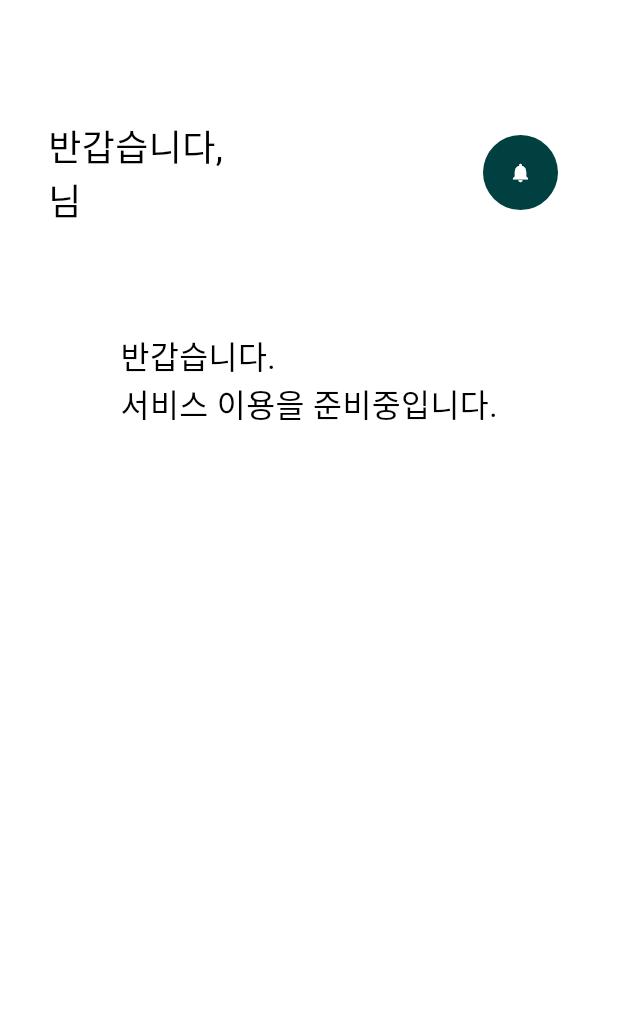
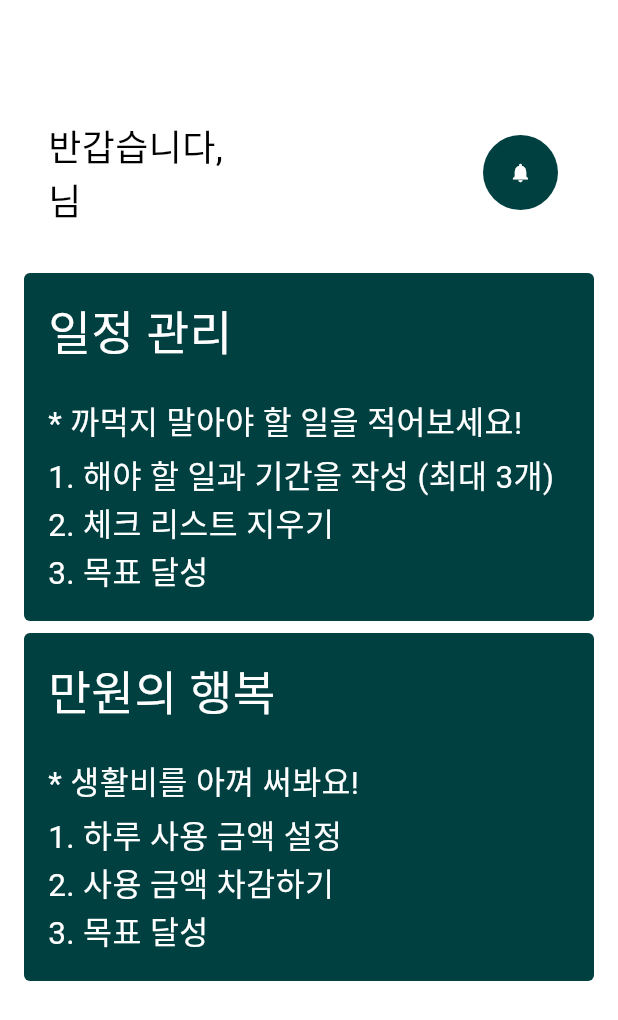
Before and after one commit to lepenseur-kjh/dkvjeh-flutter, a Flutter app: the HomePage screen opened directly, on a phone screen of 412 x 824 dp. Shown: the top 1020 px of the screen. Run offline on Flutter 3.47's test engine with Material 3 defaults, Android fonts, the phone set to English and light mode, and no system bars; our stand-ins replace cloud_firestore, dartz, firebase_auth, firebase_core, flutter_bloc, flutter_dotenv and 4 more; missing offline and left inert: kakao_flutter_sdk_user; accounts and stored records are empty; generated files the repository leaves out were written again; network calls fail; Roboto replaces fonts that are missing (EastSeaDokdo).

Commit message:
Feat: 홈화면 (일정관리, 만원의행복)

```diff
--- a/lib/presentation/auth/pages/input_userinfo_page.dart
+++ b/lib/presentation/auth/pages/input_userinfo_page.dart
@@ -9,6 +9,7 @@ import 'package:dkejvh/domain/auth/usecases/sign_up.dart';
 import 'package:dkejvh/presentation/auth/bloc/birth_date_selection_cubit.dart';
 import 'package:dkejvh/presentation/auth/bloc/gender_selection_cubit.dart';
 import 'package:dkejvh/presentation/auth/pages/guide_page.dart';
+import 'package:dkejvh/service_locator.dart';
 import 'package:flutter/material.dart';
 import 'package:flutter_bloc/flutter_bloc.dart';
 
@@ -224,7 +225,7 @@ class InputUserinfoPage extends StatelessWidget {
                 command.createdAt = DateTime.now();
                 // request body 설정
                 context.read<ButtonStateCubit>().execute(
-                      usecase: SignUpUseCase(),
+                      usecase: sl<SignUpUseCase>(),
                       params: command,
                     );
               },
--- a/lib/presentation/auth/pages/sign_in_page.dart
+++ b/lib/presentation/auth/pages/sign_in_page.dart
@@ -8,6 +8,7 @@ import 'package:dkejvh/data/auth/models/user_sign_in_request.dart';
 import 'package:dkejvh/domain/auth/usecases/sign_in.dart';
 import 'package:dkejvh/presentation/auth/pages/sign_up_page.dart';
 import 'package:dkejvh/presentation/home/pages/home_page.dart';
+import 'package:dkejvh/service_locator.dart';
 import 'package:flutter/gestures.dart';
 import 'package:flutter/material.dart';
 import 'package:flutter_bloc/flutter_bloc.dart';
@@ -101,7 +102,7 @@ class SignInPage extends StatelessWidget {
           return BasicReactiveButton(
             onPressed: () async {
               context.read<ButtonStateCubit>().execute(
-                  usecase: SignInUseCase(),
+                  usecase: sl<SignInUseCase>(),
                   params: UserSignInRequest(
                     email: await SocialLogin.kakaoLogin(),
                     password: dotenv.env["PW"]!,
@@ -124,7 +125,7 @@ class SignInPage extends StatelessWidget {
           return BasicReactiveButton(
             onPressed: () async {
               context.read<ButtonStateCubit>().execute(
-                  usecase: SignInUseCase(),
+                  usecase: sl<SignInUseCase>(),
                   params: UserSignInRequest(
                     email: await SocialLogin.appleLogin(),
                     password: dotenv.env["PW"]!,
--- a/lib/presentation/home/pages/home_page.dart
+++ b/lib/presentation/home/pages/home_page.dart
@@ -2,6 +2,8 @@ import 'package:dkejvh/core/configs/theme/app_colors.dart';
 import 'package:dkejvh/domain/auth/entities/user.dart';
 import 'package:dkejvh/presentation/home/bloc/user_info_display_cubit.dart';
 import 'package:dkejvh/presentation/home/bloc/user_info_display_state.dart';
+import 'package:dkejvh/presentation/home/widgets/budget_card.dart';
+import 'package:dkejvh/presentation/home/widgets/schedule_card.dart';
 import 'package:flutter/material.dart';
 import 'package:flutter_bloc/flutter_bloc.dart';
 
@@ -17,11 +19,14 @@ class HomePage extends StatelessWidget {
           children: [
             _header(context),
             const SizedBox(height: 32),
-            const Text(
-              "반갑습니다.\n서비스 이용을 준비중입니다.",
-              style: TextStyle(
-                fontSize: 21,
-                color: Colors.black,
+            const SingleChildScrollView(
+              padding: EdgeInsets.symmetric(horizontal: 16),
+              child: Column(
+                children: [
+                  ScheduleCard(),
+                  SizedBox(height: 8),
+                  BudgetCard(),
+                ],
               ),
             ),
           ],
@@ -49,10 +54,7 @@ class HomePage extends StatelessWidget {
           }
           if (state is UserInfoLoaded) {
             return Padding(
-              padding: const EdgeInsets.symmetric(
-                horizontal: 16,
-                vertical: 40,
-              ),
+              padding: const EdgeInsets.fromLTRB(16, 40, 16, 0),
               child: Row(
                 mainAxisAlignment: MainAxisAlignment.spaceBetween,
                 children: [
--- /dev/null
+++ b/lib/presentation/home/widgets/budget_card.dart
@@ -0,0 +1,66 @@
+import 'package:dkejvh/core/configs/theme/app_colors.dart';
+import 'package:flutter/material.dart';
+
+class BudgetCard extends StatelessWidget {
+  const BudgetCard({super.key});
+
+  @override
+  Widget build(BuildContext context) {
+    return GestureDetector(
+      onTap: () {
+        // 관리
+      },
+      child: Container(
+        width: MediaQuery.of(context).size.width,
+        height: 232,
+        decoration: BoxDecoration(
+          color: AppColors.primary,
+          borderRadius: BorderRadius.circular(4),
+        ),
+        child: Padding(
+          padding: const EdgeInsets.fromLTRB(16, 16, 16, 0),
+          child: Column(
+            crossAxisAlignment: CrossAxisAlignment.start,
+            children: [
+              _budgetTitle(),
+              const SizedBox(height: 20),
+              _budgetComment(),
+              const SizedBox(height: 4),
+              _budgetText(),
+            ],
+          ),
+        ),
+      ),
+    );
+  }
+
+  Widget _budgetTitle() {
+    return const Text(
+      "만원의 행복",
+      style: TextStyle(
+        fontSize: 31,
+        color: Colors.white,
+      ),
+    );
+  }
+
+  Widget _budgetComment() {
+    return const Text(
+      "* 생활비를 아껴 써봐요!",
+      style: TextStyle(
+        fontSize: 21,
+        color: Colors.white,
+      ),
+    );
+  }
+
+  Widget _budgetText() {
+    return const Text(
+      "1. 하루 사용 금액 설정\n" + "2. 사용 금액 차감하기\n" + "3. 목표 달성",
+      style: TextStyle(
+        fontSize: 21,
+        color: Colors.white,
+      ),
+    );
+  }
+}
--- /dev/null
+++ b/lib/presentation/home/widgets/schedule_card.dart
@@ -0,0 +1,68 @@
+import 'package:dkejvh/common/helper/navigator/app_navigator.dart';
+import 'package:dkejvh/core/configs/theme/app_colors.dart';
+import 'package:dkejvh/presentation/home/pages/schedule_page.dart';
+import 'package:flutter/material.dart';
+
+class ScheduleCard extends StatelessWidget {
+  const ScheduleCard({super.key});
+
+  @override
+  Widget build(BuildContext context) {
+    return GestureDetector(
+      onTap: () {
+        AppNavigator.push(context, const SchedulePage());
+      },
+      child: Container(
+        width: MediaQuery.of(context).size.width,
+        height: 232,
+        decoration: BoxDecoration(
+          color: AppColors.primary,
+          borderRadius: BorderRadius.circular(4),
+        ),
+        child: Padding(
+          padding: const EdgeInsets.fromLTRB(16, 16, 16, 0),
+          child: Column(
+            crossAxisAlignment: CrossAxisAlignment.start,
+            children: [
+              _scheduleTitle(),
+              const SizedBox(height: 20),
+              _scheduleComment(),
+              const SizedBox(height: 4),
+              _scheduleText(),
+            ],
+          ),
+        ),
+      ),
+    );
+  }
+
+  Widget _scheduleTitle() {
+    return const Text(
+      "일정 관리",
+      style: TextStyle(
+        fontSize: 31,
+        color: Colors.white,
+      ),
+    );
+  }
+
+  Widget _scheduleComment() {
+    return const Text(
+      "* 까먹지 말아야 할 일을 적어보세요!",
+      style: TextStyle(
+        fontSize: 21,
+        color: Colors.white,
+      ),
+    );
+  }
+
+  Widget _scheduleText() {
+    return const Text(
+      "1. 해야 할 일과 기간을 작성 (최대 3개)\n" + "2. 체크 리스트 지우기\n" + "3. 목표 달성",
+      style: TextStyle(
+        fontSize: 21,
+        color: Colors.white,
+      ),
+    );
+  }
+}
```
Also changed, not shown: lib/presentation/home/pages/schedule_page.dart (added, +73 -0 lines).
